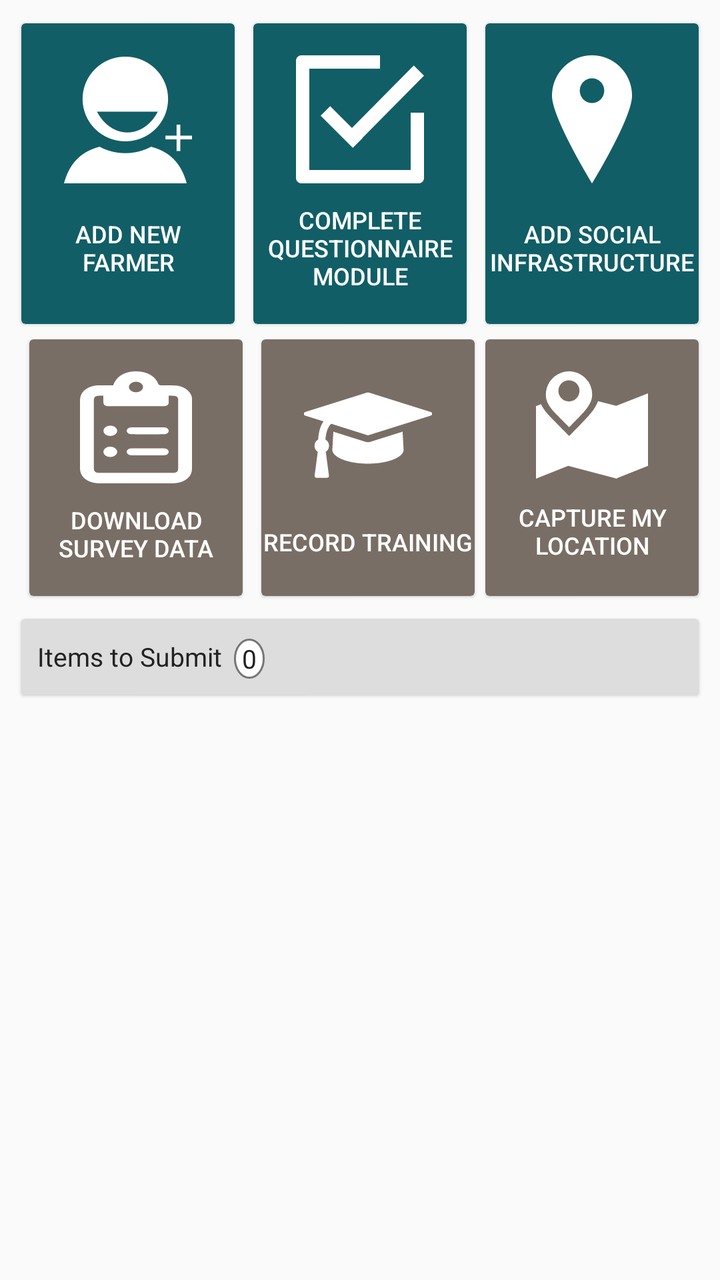
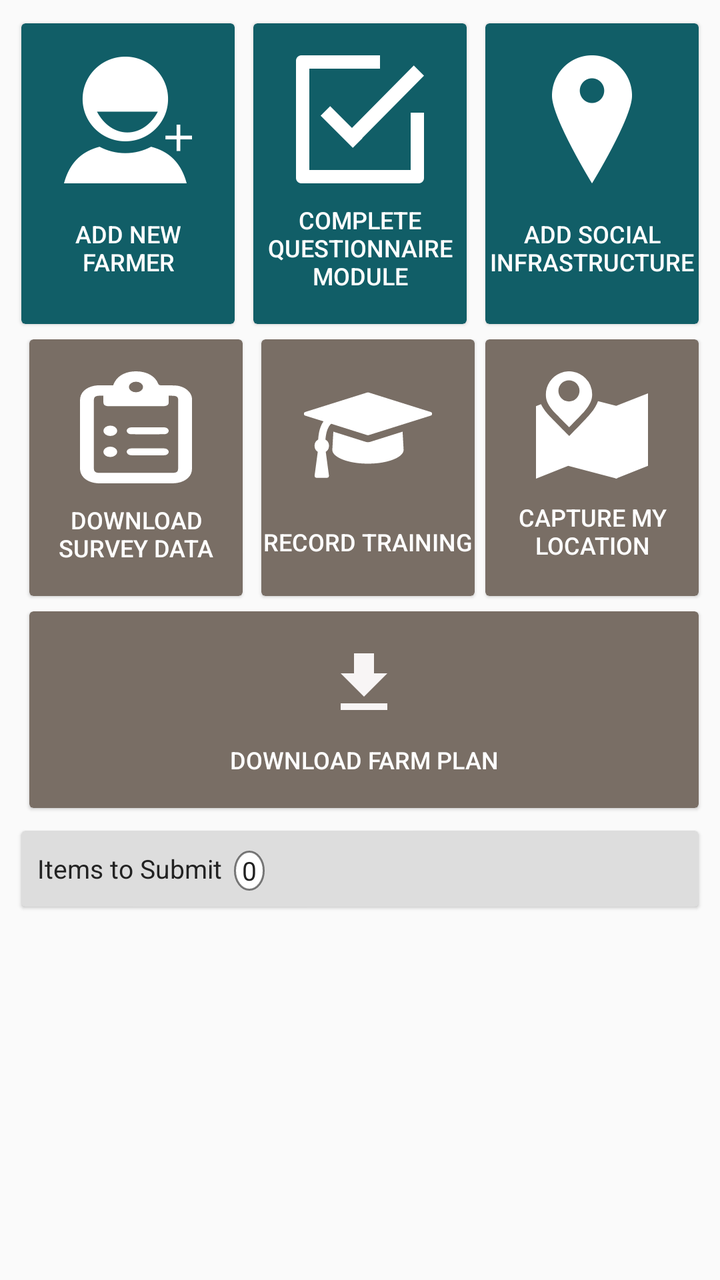

Two renders of the same Android screen: before a commit and after it. Below are the layout's source before the change and the commit's diff.
<!-- AndroidManifest.xml: application theme AppCompactTheme -->
<!-- res/layout/home_header_buttons.xml -->
<?xml version="1.0" encoding="utf-8"?>
<LinearLayout android:orientation="vertical"
    xmlns:android="http://schemas.android.com/apk/res/android"
    xmlns:card_view="http://schemas.android.com/apk/res-auto"
    android:layout_width="match_parent"
    android:layout_height="wrap_content"
    android:id="@+id/topSectionWrapper"
    xmlns:tools="http://schemas.android.com/tools">

    <LinearLayout
        android:orientation="horizontal"
        android:layout_width="match_parent"
        android:layout_height="wrap_content"
        android:id="@+id/topSection"
        android:paddingTop="@dimen/home_activity_vertical_margin"
        android:paddingBottom="@dimen/ofis_small_pad"
        android:paddingLeft="@dimen/home_activity_horizontal_margin"
        android:paddingRight="@dimen/home_activity_horizontal_margin">

        <androidx.cardview.widget.CardView
            android:layout_width="0dp"
            android:layout_height="match_parent"
            android:layout_weight="1"
            card_view:cardBackgroundColor="@color/ofis_home_screen_actions_background"
            card_view:cardElevation="@dimen/ofis_elevation_height"
            card_view:cardUseCompatPadding="true">
            <Button
                android:layout_width="match_parent"
                android:layout_height="match_parent"
                android:layout_weight="1"
                android:text="@string/ofis_add_new_farmer"
                android:id="@+id/AddNewFarmer"
                android:textColor="@color/ofis_base_font_white"
                android:drawableTop="@drawable/ic_add_new_farmer"
                android:drawablePadding="10dp"
                android:paddingLeft="@dimen/ofis_med_pad"
                android:paddingRight="@dimen/ofis_med_pad"
                android:textSize="@dimen/ofis_micro_text"
                android:background="@android:color/transparent"
                tools:ignore="ButtonStyle"
                android:paddingTop="16dp"
                android:paddingBottom="16dp" />
        </androidx.cardview.widget.CardView>

        <androidx.cardview.widget.CardView
            android:layout_width="0dp"
            android:layout_height="match_parent"
            android:layout_weight="1"
            card_view:cardBackgroundColor="@color/ofis_home_screen_actions_background"
            card_view:cardElevation="@dimen/ofis_elevation_height"
            android:layout_marginLeft="@dimen/ofis_small_pad"
            android:layout_marginRight="@dimen/ofis_small_pad"
            card_view:cardUseCompatPadding="true">
            <Button
                android:layout_width="match_parent"
                android:layout_height="match_parent"
                android:layout_weight="1"
                android:text="@string/ofis_complete_questionnaire"
                android:id="@+id/CompleteQuestionnaireModule"
                android:textColor="@color/ofis_base_font_white"
                android:drawableTop="@drawable/ic_complete_questionnaire_module"
                android:drawablePadding="10dp"
                android:textSize="@dimen/ofis_micro_text"
                android:background="@android:color/transparent"
                tools:ignore="ButtonStyle"
                android:paddingTop="16dp"
                android:paddingBottom="16dp" />
        </androidx.cardview.widget.CardView>

        <androidx.cardview.widget.CardView
            android:layout_width="0dp"
            android:layout_height="match_parent"
            android:layout_weight="1"
            card_view:cardBackgroundColor="@color/ofis_home_screen_actions_background"
            card_view:cardElevation="@dimen/ofis_elevation_height"
            card_view:cardUseCompatPadding="true">
            <Button
                android:layout_width="match_parent"
                android:layout_height="match_parent"
                android:layout_weight="1"
                android:text="@string/ofis_add_infrastructure"
                android:id="@+id/AddSocialInfrastructure"
                android:textColor="@color/ofis_base_font_white"
                android:drawableTop="@drawable/ic_add_poi"
                android:drawablePadding="10dp"
                android:textSize="@dimen/ofis_micro_text"
                android:background="@android:color/transparent"
                tools:ignore="ButtonStyle"
                android:paddingTop="16dp"
                android:paddingBottom="16dp" />
        </androidx.cardview.widget.CardView>

    </LinearLayout>

    <LinearLayout
        android:orientation="horizontal"
        android:layout_width="match_parent"
        android:layout_height="wrap_content"
        android:id="@+id/middleSection"
        android:paddingBottom="@dimen/ofis_small_pad"
        android:paddingLeft="@dimen/home_activity_horizontal_margin"
        android:paddingRight="@dimen/home_activity_horizontal_margin"
        android:paddingTop="0dp">

        <androidx.cardview.widget.CardView
            android:layout_width="0dp"
            android:layout_height="match_parent"
            android:layout_weight="1"
            card_view:cardBackgroundColor="@color/ofis_home_screen_midsection_background"
            card_view:cardElevation="@dimen/ofis_elevation_height"
            android:layout_marginTop="-4dp"
            card_view:cardUseCompatPadding="true"
            android:id="@+id/downloadSurveyWrapper"
            android:layout_marginLeft="@dimen/ofis_small_pad">
            <Button
                android:layout_width="match_parent"
                android:layout_height="match_parent"
                android:layout_weight="1"
                android:text="@string/download_survey_data"
                android:id="@+id/downloadSurveyData"
                android:textColor="@color/ofis_base_font_white"
                android:drawableTop="@drawable/ic_surveylist"
                android:drawablePadding="10dp"
                android:textSize="@dimen/ofis_micro_text"
                android:background="@android:color/transparent"
                tools:ignore="ButtonStyle"
                android:paddingTop="16dp"
                android:paddingBottom="16dp" />
        </androidx.cardview.widget.CardView>

        <androidx.cardview.widget.CardView
            android:layout_width="0dp"
            android:layout_height="match_parent"
            android:layout_weight="1"
            card_view:cardBackgroundColor="@color/ofis_home_screen_midsection_background"
            card_view:cardElevation="@dimen/ofis_elevation_height"
            android:layout_marginTop="-4dp"
            card_view:cardUseCompatPadding="true"
            android:id="@+id/recordTrainingWrapper"
            android:layout_marginLeft="@dimen/ofis_small_pad">
            <Button
                android:layout_width="match_parent"
                android:layout_height="match_parent"
                android:layout_weight="1"
                android:text="@string/record_training_button"
                android:id="@+id/RecordFarmerTraining"
                android:textColor="@color/ofis_base_font_white"
                android:drawableTop="@drawable/ic_record_training"
                android:drawablePadding="10dp"
                android:textSize="@dimen/ofis_micro_text"
                android:background="@android:color/transparent"
                tools:ignore="ButtonStyle"
                android:paddingTop="16dp"
                android:paddingBottom="16dp" />
        </androidx.cardview.widget.CardView>

        <androidx.cardview.widget.CardView
            android:layout_width="0dp"
            android:layout_height="match_parent"
            android:layout_weight="1"
            android:id="@+id/captureLocationWrapper"
            card_view:cardBackgroundColor="@color/ofis_home_screen_midsection_background"
            card_view:cardElevation="@dimen/ofis_elevation_height"
            android:layout_marginTop="-4dp"
            card_view:cardUseCompatPadding="true">
            <Button
                android:layout_width="match_parent"
                android:layout_height="match_parent"
                android:layout_weight="1"
                android:text="@string/capture_my_location_button_text"
                android:id="@+id/captureLocation"
                android:textColor="@color/ofis_base_font_white"
                android:drawableTop="@drawable/ic_captureloc"
                android:drawablePadding="10dp"
                android:textSize="@dimen/ofis_micro_text"
                android:background="@android:color/transparent"
                tools:ignore="ButtonStyle"
                android:paddingBottom="16dp"
                android:paddingTop="16dp" />
        </androidx.cardview.widget.CardView>


    </LinearLayout>

    <androidx.cardview.widget.CardView
        android:layout_width="match_parent"
        android:layout_height="wrap_content"
        android:layout_marginBottom="@dimen/home_activity_vertical_margin"
        android:layout_marginLeft="@dimen/home_activity_horizontal_margin"
        android:layout_marginRight="@dimen/home_activity_horizontal_margin"
        android:layout_marginTop="0dp"
        card_view:cardBackgroundColor="@color/ofis_actionbar_background"
        card_view:cardElevation="@dimen/ofis_elevation_height"
        card_view:cardUseCompatPadding="true">

        <RelativeLayout
            android:layout_width="match_parent"
            android:layout_height="wrap_content"
            android:id="@+id/itemlistBar"
            android:paddingTop="@dimen/home_activity_vertical_margin"
            android:paddingBottom="@dimen/home_activity_vertical_margin"
            android:paddingLeft="@dimen/home_activity_vertical_margin"
            android:paddingRight="@dimen/home_activity_vertical_margin">

            <TextView
                android:layout_width="wrap_content"
                android:layout_height="wrap_content"
                android:text="@string/Modules_to_submit"
                android:id="@+id/textView4"
                android:paddingRight="@dimen/ofis_micro_pad"
                android:layout_marginTop="@dimen/ofis_micro_pad"
                android:textColor="@color/ofis_base_font_dark"
                android:textSize="@dimen/ofis_small_text"
                tools:ignore="RtlHardcoded"/>

            <TextView
                android:layout_width="wrap_content"
                android:layout_height="20dp"
                android:background="@drawable/itemlist_total_background"
                android:id="@+id/networkQueueCount"
                android:text="0"
                android:textColor="@color/ofis_base_font_dark"
                android:textSize="@dimen/ofis_small_text"
                android:gravity="center"
                android:layout_marginTop="@dimen/ofis_micro_pad"
                android:layout_toRightOf="@+id/textView4"
                android:paddingLeft="4dp"
                android:paddingRight="4dp"
                android:layout_marginLeft="@dimen/ofis_small_pad"
                tools:ignore="HardcodedText" />

            <ImageButton
                android:layout_width="20dp"
                android:layout_height="20dp"
                android:id="@+id/syncAll"
                android:layout_marginTop="@dimen/ofis_micro_pad"
                android:contentDescription="@string/ofis_cd_submit_all_icon"
                card_view:srcCompat="@drawable/ic_upload_list"
                android:scaleType="fitXY"
                android:layout_alignParentRight="true"
                android:background="@android:color/transparent" />

        </RelativeLayout>
    </androidx.cardview.widget.CardView>

    <TextView
        android:layout_width="match_parent"
        android:layout_height="wrap_content"
        android:id="@+id/nomodulestosubmittext"
        android:paddingTop="@dimen/ofis_small_pad"
        android:paddingBottom="@dimen/ofis_small_pad"
        android:paddingLeft="@dimen/activity_horizontal_margin"
        android:paddingRight="@dimen/activity_horizontal_margin"
        android:textSize="@dimen/ofis_input_field_text"
        android:textColor="@color/ofis_text_field" />

</LinearLayout>
<!-- resources referenced by this layout -->
<resources>
  <color name="ofis_actionbar_background">#dddddd</color>
  <color name="ofis_base_font_dark">#222222</color>
  <color name="ofis_base_font_white">#ffffff</color>
  <color name="ofis_home_screen_actions_background">#115e67</color>
  <color name="ofis_home_screen_midsection_background">#796e65</color>
  <color name="ofis_text_field">#DE000000</color>
  <dimen name="activity_horizontal_margin">16dp</dimen>
  <dimen name="home_activity_horizontal_margin">8dp</dimen>
  <dimen name="home_activity_vertical_margin">8dp</dimen>
  <dimen name="ofis_elevation_height">1dp</dimen>
  <dimen name="ofis_input_field_text">14sp</dimen>
  <dimen name="ofis_med_pad">8dp</dimen>
  <dimen name="ofis_micro_pad">2dp</dimen>
  <dimen name="ofis_micro_text">12sp</dimen>
  <dimen name="ofis_small_pad">4dp</dimen>
  <dimen name="ofis_small_text">13sp</dimen>
  <!-- drawable itemlist_total_background (drawable) -->
  <?xml version="1.0" encoding="utf-8"?>
  <shape xmlns:android="http://schemas.android.com/apk/res/android" android:shape="oval">
      <stroke android:color="@color/ofis_text_field_read_only" android:width="1dp"/>
      <solid android:color="@color/ofis_base_font_white" />
  </shape>
  <string name="Modules_to_submit">Items to Submit</string>
  <string name="capture_my_location_button_text">Capture My location</string>
  <string name="download_survey_data">Download Survey Data</string>
  <string name="ofis_add_infrastructure">Add Social Infrastructure</string>
  <string name="ofis_add_new_farmer">Add New Farmer</string>
  <string name="ofis_cd_submit_all_icon">Submit all</string>
  <string name="ofis_complete_questionnaire">Complete Questionnaire Module</string>
  <string name="record_training_button">Record Training</string>
  <color name="ofis_text_field_read_only">#80000000</color>
  <style name="SpinnerItem" parent="Widget.AppCompat.TextView.SpinnerItem">
          <item name="android:textColor">@color/ofis_base_font_white</item>
          <item name="android:textSize">@dimen/ofis_spinner_text</item>
      </style>
  <style name="SpinnerItem.DropDownItem" parent="Widget.AppCompat.Light.DropDownItem.Spinner">
          <item name="android:textColor">@color/ofis_text_field</item>
          <item name="background">@color/ofis_spinner_item_background</item>
      </style>
  <style name="StandardSpinner" parent="Widget.AppCompat.ListView.DropDown">
          <item name="android:dividerHeight">@dimen/ofis_spinner_itemseparator</item>
          <item name="divider">@color/ofis_spinner_divider</item>
      </style>
  <style name="AppTheme.ActionBarStyle" parent="Theme.AppCompat.Light">
          <item name="titleTextStyle">@style/AppTheme.ActionBar.TitleTextStyle</item>
      </style>
  <dimen name="ofis_spinner_text">14sp</dimen>
  <color name="ofis_spinner_item_background">@color/ofis_actionbar_background</color>
  <dimen name="ofis_spinner_itemseparator">1dp</dimen>
  <color name="ofis_spinner_divider">#ff333333</color>
  <style name="AppTheme.ActionBar.TitleTextStyle" parent="android:TextAppearance">
          <item name="android:textSize">@dimen/ofis_large_text</item>
          <item name="android:textStyle">bold</item>
      </style>
  <dimen name="ofis_large_text">17sp</dimen>
  <!-- unchanged entries left out for length: 8 -->
</resources>

<!-- the commit's change to res/layout/home_header_buttons.xml (unified diff, before → after) -->
@@ -177,6 +177,45 @@
                 tools:ignore="ButtonStyle"
                 android:paddingBottom="16dp"
                 android:paddingTop="16dp" />
+        </androidx.cardview.widget.CardView>
+
+
+    </LinearLayout>
+
+    <LinearLayout
+        android:orientation="horizontal"
+        android:layout_width="match_parent"
+        android:layout_height="wrap_content"
+        android:id="@+id/ll_download_FarmPlanSection"
+        android:paddingBottom="@dimen/ofis_small_pad"
+        android:paddingLeft="@dimen/home_activity_horizontal_margin"
+        android:paddingRight="@dimen/home_activity_horizontal_margin"
+        android:paddingTop="0dp">
+
+        <androidx.cardview.widget.CardView
+            android:layout_width="0dp"
+            android:layout_height="match_parent"
+            android:id="@+id/cardview_downloadFarmplan"
+            android:layout_weight="1"
+            card_view:cardBackgroundColor="@color/ofis_home_screen_midsection_background"
+            card_view:cardElevation="@dimen/ofis_elevation_height"
+            android:layout_marginTop="-4dp"
+            card_view:cardUseCompatPadding="true"
+            android:layout_marginLeft="@dimen/ofis_small_pad">
+            <Button
+                android:layout_width="match_parent"
+                android:layout_height="match_parent"
+                android:layout_weight="1"
+                android:id="@+id/DownloadFarmPlan"
+                android:text="@string/download_farm_plan"
+                android:textColor="@color/ofis_base_font_white"
+                android:drawableTop="@drawable/ic_baseline_downloadnew"
+                android:drawablePadding="10dp"
+                android:textSize="@dimen/ofis_micro_text"
+                android:background="@android:color/transparent"
+                tools:ignore="ButtonStyle"
+                android:paddingTop="16dp"
+                android:paddingBottom="16dp" />
         </androidx.cardview.widget.CardView>
 
 
<!-- resource entries referenced after the edit -->
@@ -16,6 +16,12 @@
   <dimen name="ofis_micro_text">12sp</dimen>
   <dimen name="ofis_small_pad">4dp</dimen>
   <dimen name="ofis_small_text">13sp</dimen>
+  <!-- drawable ic_baseline_downloadnew (drawable) -->
+  <vector android:height="40dp" android:tint="#F8F5F5"
+      android:viewportHeight="24" android:viewportWidth="24"
+      android:width="40dp" xmlns:android="http://schemas.android.com/apk/res/android">
+      <path android:fillColor="@android:color/white" android:pathData="M5,20h14v-2H5V20zM19,9h-4V3H9v6H5l7,7L19,9z"/>
+  </vector>
   <!-- drawable itemlist_total_background (drawable) -->
   <?xml version="1.0" encoding="utf-8"?>
   <shape xmlns:android="http://schemas.android.com/apk/res/android" android:shape="oval">
@@ -24,6 +30,7 @@
   </shape>
   <string name="Modules_to_submit">Items to Submit</string>
   <string name="capture_my_location_button_text">Capture My location</string>
+  <string name="download_farm_plan">Download Farm Plan</string>
   <string name="download_survey_data">Download Survey Data</string>
   <string name="ofis_add_infrastructure">Add Social Infrastructure</string>
   <string name="ofis_add_new_farmer">Add New Farmer</string>
